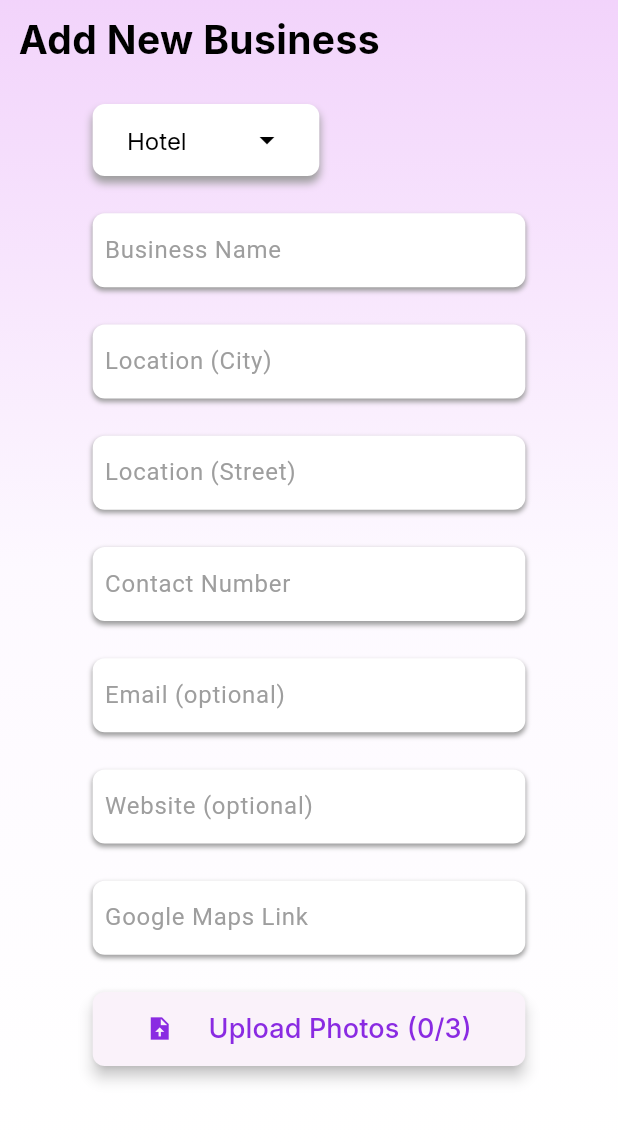
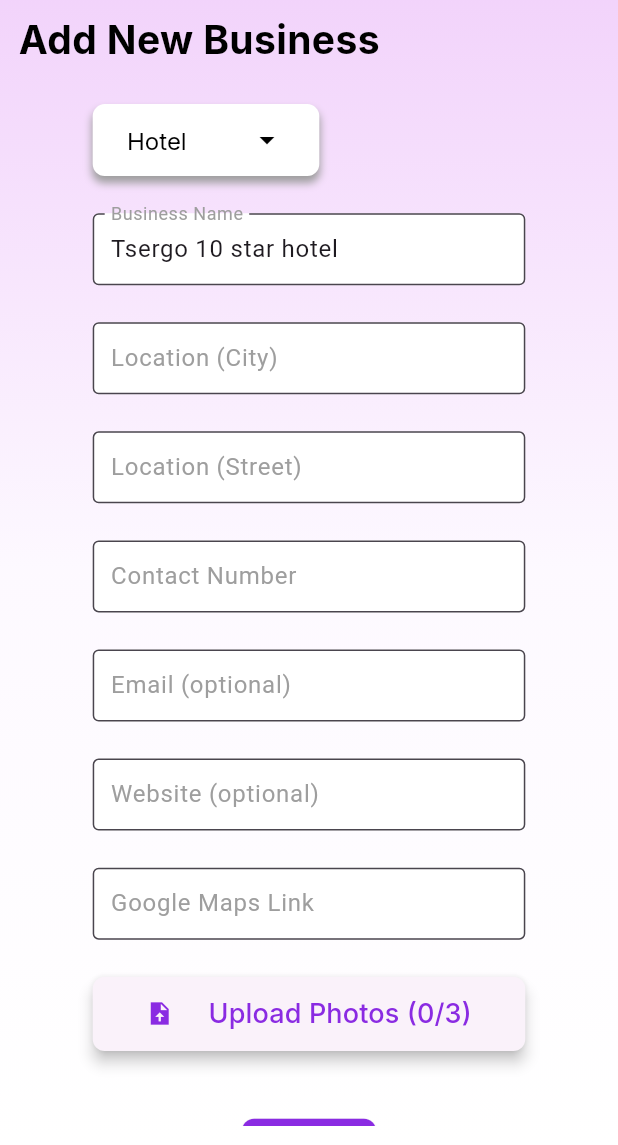
Before and after one commit to sakar111/tsergo, a Flutter app: the SignUp3 screen opened by its route, after a tap on "Sign Up", after a tap on "Add new Business", on a phone screen of 412 x 824 dp, the part 91-1236 px from its top. Run offline on Flutter 3.47's test engine with Material 2 defaults, Android fonts, the phone set to English and light mode, and no system bars; our stand-ins replace go_router, google_fonts.

Commit message:
edit business info added

```diff
--- a/lib/pages/add_new_business_page.dart
+++ b/lib/pages/add_edit_business_page.dart
@@ -6,11 +6,26 @@ import 'package:tsergo/widgets/tsergo_appbar.dart';
 import 'package:tsergo/widgets/utils.dart';
 import 'package:tsergo/widgets/dropdown_menu.dart';
 
-class AddNewBusiness extends StatelessWidget {
-  const AddNewBusiness({Key? key}) : super(key: key);
+class AddEditBusiness extends StatelessWidget {
+  final String? isAddBusiness;
+  const AddEditBusiness({super.key, this.isAddBusiness = 'true'});
 
   @override
   Widget build(BuildContext context) {
+
+    // get business details from database if isAddBusiness is false
+    const String businessName = 'Tsergo 10 star hotel';
+
+    const List<Widget> widgetList = [
+      TextInputField(labeltext: 'Business Name', initialValue: businessName),
+      TextInputField(labeltext: 'Location (City)'),
+      TextInputField(labeltext: 'Location (Street)'),
+      TextInputField(labeltext: 'Contact Number'),
+      TextInputField(labeltext: 'Email (optional)'),
+      TextInputField(labeltext: 'Website (optional)'),
+      TextInputField(labeltext: 'Google Maps Link'),
+    ];
+
     final Size screenSize = MediaQuery.of(context).size;
     return Scaffold(
       appBar: const TsergoAppBar(isMainContentPage: false),
@@ -21,7 +36,7 @@ class AddNewBusiness extends StatelessWidget {
             crossAxisAlignment: CrossAxisAlignment.start,
             children: [
               Text(
-                'Add New Business',
+                isAddBusiness == 'true' ? 'Add New Business' : 'Edit Business',
                 style: GoogleFonts.inter(
                   fontSize: 26.0,
                   color: Colors.black,
@@ -90,13 +105,3 @@ class AddNewBusiness extends StatelessWidget {
     );
   }
 }
-
-const List<Widget> widgetList = [
-  TextInputField(labeltext: 'Business Name'),
-  TextInputField(labeltext: 'Location (City)'),
-  TextInputField(labeltext: 'Location (Street)'),
-  TextInputField(labeltext: 'Contact Number'),
-  TextInputField(labeltext: 'Email (optional)'),
-  TextInputField(labeltext: 'Website (optional)'),
-  TextInputField(labeltext: 'Google Maps Link'),
-];
--- a/lib/pages/home_page/add_new_business.dart
+++ b/lib/pages/home_page/add_new_business.dart
@@ -17,7 +17,8 @@ class TsergoAddNewBusiness extends StatelessWidget {
           children: [
             const Spacer(),
             InkWell(
-              onTap: () => GoRouter.of(context).push('/addNewBusiness'),
+              onTap: () => context.pushNamed('addEditBusiness',
+                  pathParameters: {'isAddBusiness': 'true'}),
               child: Row(
                 children: [
                   const Icon(
--- a/lib/pages/home_page/business_card.dart
+++ b/lib/pages/home_page/business_card.dart
@@ -1,4 +1,5 @@
 import 'package:flutter/material.dart';
+import 'package:go_router/go_router.dart';
 import 'package:google_fonts/google_fonts.dart';
 import 'package:tsergo/constants.dart';
 
@@ -84,7 +85,8 @@ class Businesses extends StatelessWidget {
           borderRadius: BorderRadius.circular(10.0),
         ),
         child: InkWell(
-          onTap: () {},
+          onTap: () => context.pushNamed('addEditBusiness',
+              pathParameters: {'isAddBusiness': 'false'}),
           child: SizedBox(
             height: screenSize.height * 120 / 800,
             child: Padding(
--- a/lib/routes/app_routes.dart
+++ b/lib/routes/app_routes.dart
@@ -1,5 +1,5 @@
 import 'package:go_router/go_router.dart';
-import 'package:tsergo/pages/add_new_business_page.dart';
+import 'package:tsergo/pages/add_edit_business_page.dart';
 import 'package:tsergo/pages/login_page.dart';
 import 'package:tsergo/pages/main_content_page.dart';
 import 'package:tsergo/pages/signUp_page/sign_up3.dart';
@@ -31,7 +31,11 @@ final GoRouter router = GoRouter(
               isForgotPassword: state.pathParameters['isForgotPassword']);
         }),
     GoRoute(
-        path: '/addNewBusiness',
-        builder: (context, state) => const AddNewBusiness()),
+        path: '/addEditBusiness/:isAddBusiness',
+        name: 'addEditBusiness',
+        builder: (context, state) {
+          return AddEditBusiness(
+              isAddBusiness: state.pathParameters['isAddBusiness']);
+        }),
   ],
 );
--- a/lib/widgets/utils.dart
+++ b/lib/widgets/utils.dart
@@ -38,37 +38,41 @@ class TsergoButton extends StatelessWidget {
 class TextInputField extends StatelessWidget {
   final String labeltext;
   final bool isPassword;
+  final String initialValue;
   const TextInputField(
-      {super.key, required this.labeltext, this.isPassword = false});
+      {super.key, required this.labeltext, this.isPassword = false, this.initialValue = ''});
 
   @override
   Widget build(BuildContext context) {
-    return Container(
-      height: MediaQuery.of(context).size.height * 48 / 800,
-      decoration: BoxDecoration(
-        color: Colors.white,
-        borderRadius: BorderRadius.circular(8.0),
-        boxShadow: const [
-          BoxShadow(
-            color: Colors.grey,
-            blurRadius: 2.0,
-            offset: Offset(0, 2),
-          ),
-        ],
-      ),
-      child: SizedBox(
-        child: TextField(
+    // return Container(
+    //   height: MediaQuery.of(context).size.height * 48 / 800,
+    //   decoration: BoxDecoration(
+    //     color: Colors.white,
+    //     borderRadius: BorderRadius.circular(8.0),
+    //     boxShadow: const [
+    //       BoxShadow(
+    //         color: Colors.grey,
+    //         blurRadius: 2.0,
+    //         offset: Offset(0, 2),
+    //       ),
+    //     ],
+    //   ),
+    //   child: SizedBox(
+        // child:
+        return TextFormField(
           obscureText: isPassword, // If it's a password field, obscure the text
+          initialValue: initialValue,
           decoration: InputDecoration(
+            fillColor: Colors.white,filled: true,
             labelText: labeltext,
             contentPadding: const EdgeInsets.all(8.0),
-            border: InputBorder.none,
+            border: const OutlineInputBorder(),
           ),
           // keyboardType: TextInputType.phone,
           textAlign: TextAlign.left,
           textAlignVertical: TextAlignVertical.center,
-        ),
-      ),
+      //   ),
+      // ),
     );
   }
 }
```
